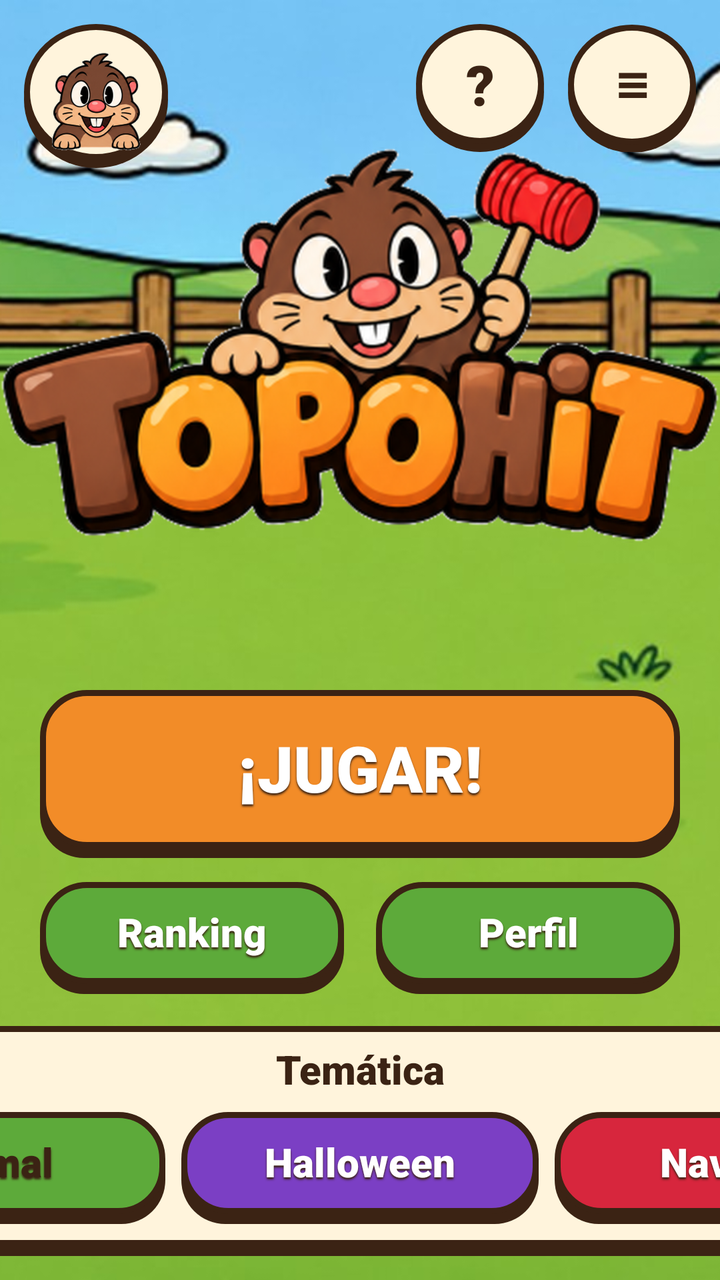
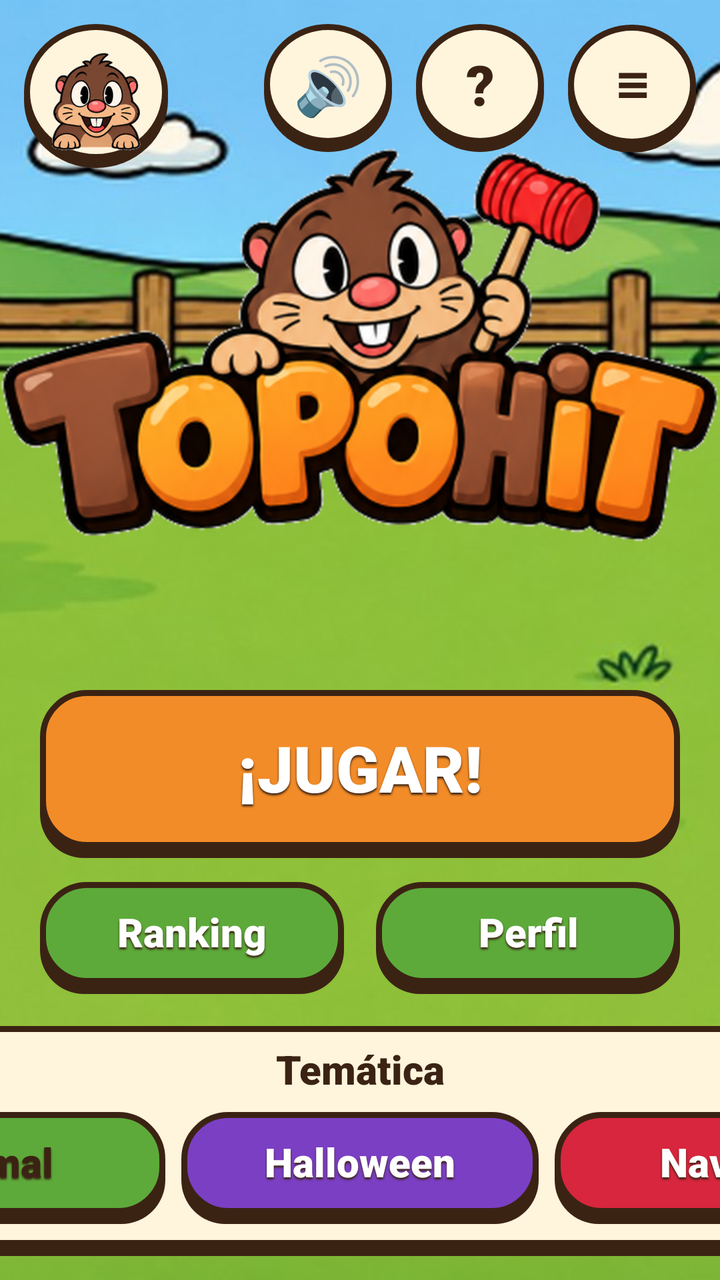

An Android layout rendered at two revisions. The XML below is the earlier revision; the diff shows what the commit changed to produce the second picture.
<!-- AndroidManifest.xml: application theme Theme.Topohit -->
<!-- res/layout/activity_menu.xml -->
<?xml version="1.0" encoding="utf-8"?>
<FrameLayout xmlns:android="http://schemas.android.com/apk/res/android"
    android:layout_width="match_parent"
    android:layout_height="match_parent">

    <ImageView
        android:id="@+id/ImgMenuFondo"
        android:layout_width="match_parent"
        android:layout_height="match_parent"
        android:contentDescription="@null"
        android:scaleType="centerCrop"
        android:src="@drawable/fondo_partida_normal" />

    
    <LinearLayout
        android:layout_width="wrap_content"
        android:layout_height="wrap_content"
        android:layout_margin="@dimen/margen_pequeno"
        android:gravity="center_vertical"
        android:orientation="horizontal">

        <ImageView
            android:id="@+id/ImgMenuAvatar"
            android:layout_width="@dimen/avatar"
            android:layout_height="@dimen/avatar"
            android:background="@drawable/circulo_crema"
            android:contentDescription="@string/tu_avatar"
            android:padding="@dimen/separacion_pequena"
            android:src="@drawable/topo_normal_03_feliz" />

        <TextView
            android:id="@+id/LblMenuHola"
            style="@style/TextoSobreFondo"
            android:layout_width="wrap_content"
            android:layout_height="wrap_content"
            android:layout_marginStart="@dimen/margen_pequeno"
            android:textSize="@dimen/texto_grande" />
    </LinearLayout>

    
    <LinearLayout
        android:layout_width="wrap_content"
        android:layout_height="wrap_content"
        android:layout_gravity="top|end"
        android:layout_margin="@dimen/margen_pequeno"
        android:orientation="horizontal">

        <TextView
            android:id="@+id/BtnMenuComoJugar"
            style="@style/BotonRedondo"
            android:layout_marginEnd="@dimen/margen_pequeno"
            android:contentDescription="@string/como_jugar"
            android:text="@string/icono_ayuda" />

        <TextView
            android:id="@+id/BtnMenuAjustes"
            style="@style/BotonRedondo"
            android:contentDescription="@string/ajustes"
            android:text="@string/icono_ajustes" />
    </LinearLayout>

    
    <LinearLayout
        android:layout_width="wrap_content"
        android:layout_height="match_parent"
        android:layout_gravity="center_horizontal"
        android:gravity="center_horizontal"
        android:orientation="vertical"
        android:paddingTop="@dimen/separacion_pequena"
        android:paddingBottom="@dimen/margen_pequeno">

        <ImageView
            android:id="@+id/ImgMenuLogo"
            android:layout_width="wrap_content"
            android:layout_height="0dp"
            android:layout_weight="1"
            android:adjustViewBounds="true"
            android:contentDescription="@string/app_name"
            android:src="@drawable/logo_normal" />

        <TextView
            android:id="@+id/BtnMenuJugar"
            style="@style/BotonJuego"
            android:layout_width="@dimen/ancho_boton_jugar"
            android:layout_height="@dimen/alto_boton_jugar"
            android:layout_marginTop="@dimen/separacion_pequena"
            android:background="@drawable/btn_naranja"
            android:text="@string/jugar"
            android:textSize="@dimen/texto_jugar" />

        <LinearLayout
            android:layout_width="@dimen/ancho_boton_jugar"
            android:layout_height="wrap_content"
            android:layout_marginTop="@dimen/margen_pequeno"
            android:orientation="horizontal">

            <TextView
                android:id="@+id/BtnMenuRanking"
                style="@style/BotonJuego"
                android:layout_width="0dp"
                android:layout_height="@dimen/alto_boton_pequeno"
                android:layout_marginEnd="@dimen/separacion_pequena"
                android:layout_weight="1"
                android:background="@drawable/btn_verde"
                android:text="@string/ranking"
                android:textSize="@dimen/texto_normal" />

            <TextView
                android:id="@+id/BtnMenuPerfil"
                style="@style/BotonJuego"
                android:layout_width="0dp"
                android:layout_height="@dimen/alto_boton_pequeno"
                android:layout_marginStart="@dimen/separacion_pequena"
                android:layout_weight="1"
                android:background="@drawable/btn_verde"
                android:text="@string/perfil"
                android:textSize="@dimen/texto_normal" />
        </LinearLayout>

        <LinearLayout
            android:id="@+id/LayMenuTematicas"
            android:layout_width="@dimen/ancho_tematicas"
            android:layout_height="wrap_content"
            android:layout_marginTop="@dimen/separacion"
            android:background="@drawable/panel_crema"
            android:orientation="vertical"
            android:paddingLeft="@dimen/margen"
            android:paddingTop="@dimen/separacion_pequena"
            android:paddingRight="@dimen/margen"
            android:paddingBottom="@dimen/separacion">

            <TextView
                android:id="@+id/LblMenuTematica"
                android:layout_width="match_parent"
                android:layout_height="wrap_content"
                android:fontFamily="sans-serif-black"
                android:gravity="center"
                android:text="@string/tematica"
                android:textColor="@color/marron"
                android:textSize="@dimen/texto_normal" />

            <LinearLayout
                android:layout_width="match_parent"
                android:layout_height="wrap_content"
                android:layout_marginTop="@dimen/separacion_pequena"
                android:orientation="horizontal">

                <TextView
                    android:id="@+id/BtnMenuTemaNormal"
                    style="@style/BotonTema"
                    android:layout_marginEnd="@dimen/separacion_pequena"
                    android:background="@drawable/btn_verde"
                    android:textColor="@color/marron"
                    android:text="@string/normal" />

                <TextView
                    android:id="@+id/BtnMenuTemaHalloween"
                    style="@style/BotonTema"
                    android:layout_marginEnd="@dimen/separacion_pequena"
                    android:background="@drawable/btn_morado"
                    android:text="@string/halloween" />

                <TextView
                    android:id="@+id/BtnMenuTemaNavidad"
                    style="@style/BotonTema"
                    android:background="@drawable/btn_rojo"
                    android:text="@string/navidad" />
            </LinearLayout>
        </LinearLayout>
    </LinearLayout>
</FrameLayout>
<!-- resources referenced by this layout -->
<resources>
  <color name="marron">#3B2314</color>
  <dimen name="alto_boton_jugar">84dp</dimen>
  <dimen name="alto_boton_pequeno">56dp</dimen>
  <dimen name="ancho_boton_jugar">320dp</dimen>
  <dimen name="ancho_tematicas">600dp</dimen>
  <dimen name="avatar">72dp</dimen>
  <dimen name="margen">24dp</dimen>
  <dimen name="margen_pequeno">12dp</dimen>
  <dimen name="separacion">16dp</dimen>
  <dimen name="separacion_pequena">8dp</dimen>
  <dimen name="texto_grande">26sp</dimen>
  <dimen name="texto_jugar">32sp</dimen>
  <dimen name="texto_normal">20sp</dimen>
  <!-- drawable btn_rojo (drawable) -->
  <?xml version="1.0" encoding="utf-8"?>
  <layer-list xmlns:android="http://schemas.android.com/apk/res/android">
      <item android:top="5dp">
          <shape android:shape="rectangle">
              <corners android:radius="22dp" />
              <solid android:color="@color/marron" />
          </shape>
      </item>
      <item android:bottom="5dp">
          <shape android:shape="rectangle">
              <corners android:radius="22dp" />
              <solid android:color="@color/rojo" />
              <stroke android:width="3dp" android:color="@color/marron" />
          </shape>
      </item>
  </layer-list>
  <!-- drawable circulo_crema (drawable) -->
  <?xml version="1.0" encoding="utf-8"?>
  <layer-list xmlns:android="http://schemas.android.com/apk/res/android">
      <item android:top="4dp">
          <shape android:shape="oval"><solid android:color="@color/marron" /></shape>
      </item>
      <item android:bottom="4dp">
          <shape android:shape="oval">
              <solid android:color="@color/crema" />
              <stroke android:width="3dp" android:color="@color/marron" />
          </shape>
      </item>
  </layer-list>
  <string name="ajustes">Ajustes</string>
  <string name="app_name">Topohit</string>
  <string name="como_jugar">Cómo jugar</string>
  <string name="halloween">Halloween</string>
  <string name="icono_ajustes">≡</string>
  <string name="icono_ayuda">\?</string>
  <string name="jugar">¡JUGAR!</string>
  <string name="navidad">Navidad</string>
  <string name="normal">Normal</string>
  <string name="perfil">Perfil</string>
  <string name="ranking">Ranking</string>
  <string name="tematica">Temática</string>
  <string name="tu_avatar">Tu avatar</string>
  <style name="BotonTema" parent="BotonJuego">
          <item name="android:layout_width">0dp</item>
          <item name="android:layout_height">@dimen/alto_boton_pequeno</item>
          <item name="android:layout_weight">1</item>
          <item name="android:textSize">@dimen/texto_normal</item>
      </style>
  <style name="TextoSobreFondo">
          <item name="android:fontFamily">sans-serif-black</item>
          <item name="android:textColor">@color/blanco</item>
          <item name="android:shadowColor">@color/marron</item>
          <item name="android:shadowDy">3</item>
          <item name="android:shadowRadius">3</item>
      </style>
  <style name="Theme.Topohit" parent="Theme.AppCompat.Light.NoActionBar">
          <item name="colorPrimary">@color/naranja</item>
          <item name="colorPrimaryDark">@color/marron</item>
          <item name="colorAccent">@color/verde</item>
          <item name="android:windowFullscreen">true</item>
          <item name="android:windowBackground">@color/verde</item>
      </style>
  <color name="morado">#7B3FC4</color>
  <color name="naranja">#F28C28</color>
  <color name="rojo">#D7263D</color>
  <color name="verde">#5DAA3A</color>
  <color name="crema">#FFF4DC</color>
  <dimen name="alto_boton">68dp</dimen>
  <color name="blanco">#FFFFFF</color>
  <dimen name="texto_boton">26sp</dimen>
  <dimen name="boton_redondo">64dp</dimen>
  <dimen name="texto_titulo_pequeno">28sp</dimen>
  <!-- unchanged entries left out for length: 9 -->
</resources>

<!-- the commit's change to res/layout/activity_menu.xml (unified diff, before → after) -->
@@ -44,6 +44,14 @@
         android:layout_gravity="top|end"
         android:layout_margin="@dimen/margen_pequeno"
         android:orientation="horizontal">
+
+        
+        <TextView
+            android:id="@+id/BtnMenuMusica"
+            style="@style/BotonRedondo"
+            android:layout_marginEnd="@dimen/margen_pequeno"
+            android:contentDescription="@string/musica_quitar"
+            android:text="@string/icono_musica_si" />
 
         <TextView
             android:id="@+id/BtnMenuComoJugar"
<!-- resource entries referenced after the edit -->
@@ -49,7 +49,9 @@
   <string name="halloween">Halloween</string>
   <string name="icono_ajustes">≡</string>
   <string name="icono_ayuda">\?</string>
+  <string name="icono_musica_si">🔊</string>
   <string name="jugar">¡JUGAR!</string>
+  <string name="musica_quitar">Quitar la música</string>
   <string name="navidad">Navidad</string>
   <string name="normal">Normal</string>
   <string name="perfil">Perfil</string>
